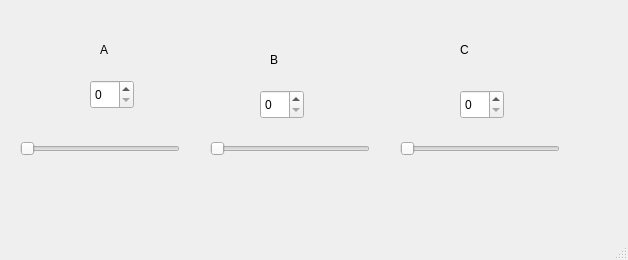
The window that mainwindow.ui (yhik11/laba_3_pt_2) describes before a commit, drawn with Qt 5.
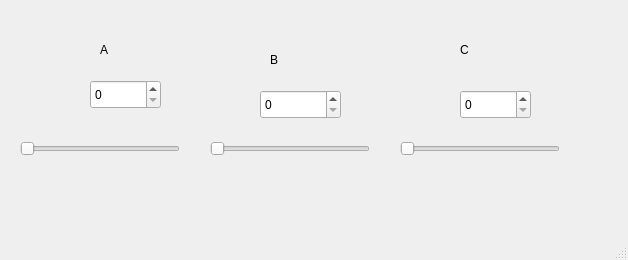
The same window after the commit.

Commit message: Добавление автоматического сохранения при закрытии и загрузки при запуске

What changed in the file:
```diff
--- a/mainwindow.ui
+++ b/mainwindow.ui
@@ -58,7 +58,7 @@
      <rect>
       <x>90</x>
       <y>80</y>
-      <width>44</width>
+      <width>71</width>
       <height>29</height>
      </rect>
     </property>
@@ -68,7 +68,7 @@
      <rect>
       <x>260</x>
       <y>90</y>
-      <width>44</width>
+      <width>81</width>
       <height>29</height>
      </rect>
     </property>
@@ -78,7 +78,7 @@
      <rect>
       <x>460</x>
       <y>90</y>
-      <width>44</width>
+      <width>71</width>
       <height>29</height>
      </rect>
     </property>
```
Left out of the diff: 6 changed lines with no effect on the pictures. The commit also changes 2 other files.
